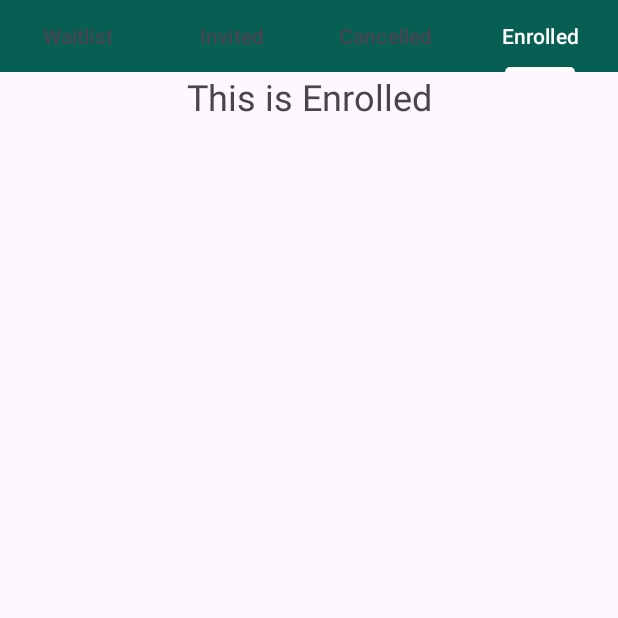
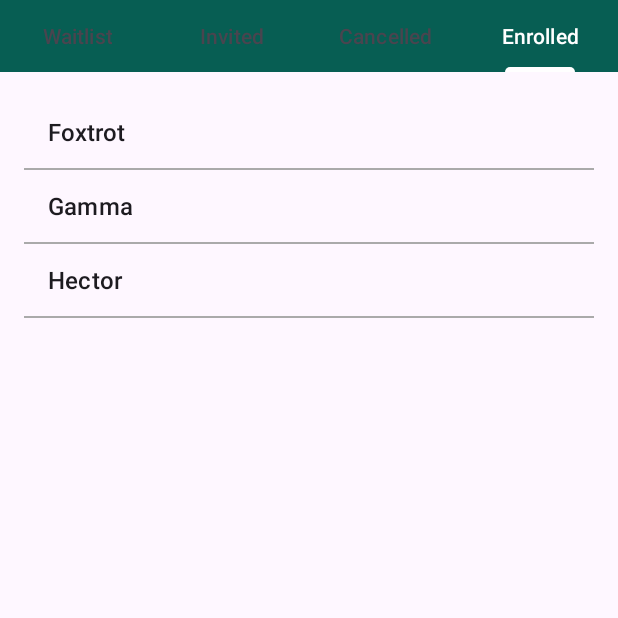
Before and after one commit to CMPUT301F24slacks/Slacks-LottoEvent, an Android app: the fragment OrganizerCancelledFragment placed in its activity, tab 4 chosen, on a phone screen of 412 x 824 dp, the top half of it. Run offline under Robolectric (Android 15) with nearby library versions, the phone set to English and light mode, and no system bars.

Commit message:
Adding Listview and dummy entrant data

```diff
--- a/app/src/main/java/com/example/slacks_lottoevent/OrganizerCancelledFragment.java
+++ b/app/src/main/java/com/example/slacks_lottoevent/OrganizerCancelledFragment.java
@@ -7,6 +7,10 @@ import androidx.fragment.app.Fragment;
 import android.view.LayoutInflater;
 import android.view.View;
 import android.view.ViewGroup;
+import android.widget.ArrayAdapter;
+import android.widget.ListView;
+
+import java.util.ArrayList;
 
 /**
  * A simple {@link Fragment} subclass.
@@ -14,6 +18,9 @@ import android.view.ViewGroup;
  * create an instance of this fragment.
  */
 public class OrganizerCancelledFragment extends Fragment {
+
+    private ListView listViewEntrantsCancelled;
+    private ArrayList<String> dummyEntrants;
 
     // TODO: Rename parameter arguments, choose names that match
     // the fragment initialization parameters, e.g. ARG_ITEM_NUMBER
@@ -58,7 +65,21 @@ public class OrganizerCancelledFragment extends Fragment {
     @Override
     public View onCreateView(LayoutInflater inflater, ViewGroup container,
                              Bundle savedInstanceState) {
-        // Inflate the layout for this fragment
-        return inflater.inflate(R.layout.fragment_organizer_cancelled, container, false);
+        View view = inflater.inflate(R.layout.fragment_organizer_cancelled, container, false);
+
+        // Setup ListView
+        listViewEntrantsCancelled = view.findViewById(R.id.listViewEntrantsCancelled);
+
+        // Dummy data
+        dummyEntrants = new ArrayList<>();
+        dummyEntrants.add("Alpha");
+        dummyEntrants.add("Beta");
+        dummyEntrants.add("Charlie");
+
+        // Adapter to populate ListView
+        ArrayAdapter<String> adapter = new ArrayAdapter<>(getContext(), android.R.layout.simple_list_item_1, dummyEntrants);
+        listViewEntrantsCancelled.setAdapter(adapter);
+
+        return view;
     }
 }
--- a/app/src/main/java/com/example/slacks_lottoevent/OrganizerEnrolledFragment.java
+++ b/app/src/main/java/com/example/slacks_lottoevent/OrganizerEnrolledFragment.java
@@ -7,6 +7,10 @@ import androidx.fragment.app.Fragment;
 import android.view.LayoutInflater;
 import android.view.View;
 import android.view.ViewGroup;
+import android.widget.ArrayAdapter;
+import android.widget.ListView;
+
+import java.util.ArrayList;
 
 /**
  * A simple {@link Fragment} subclass.
@@ -14,6 +18,9 @@ import android.view.ViewGroup;
  * create an instance of this fragment.
  */
 public class OrganizerEnrolledFragment extends Fragment {
+
+    private ListView listViewEntrantsEnrolled;
+    private ArrayList<String> dummyEntrants;
 
     // TODO: Rename parameter arguments, choose names that match
     // the fragment initialization parameters, e.g. ARG_ITEM_NUMBER
@@ -58,7 +65,21 @@ public class OrganizerEnrolledFragment extends Fragment {
     @Override
     public View onCreateView(LayoutInflater inflater, ViewGroup container,
                              Bundle savedInstanceState) {
-        // Inflate the layout for this fragment
-        return inflater.inflate(R.layout.fragment_organizer_enrolled, container, false);
+        View view = inflater.inflate(R.layout.fragment_organizer_enrolled, container, false);
+
+        // Setup ListView
+        listViewEntrantsEnrolled = view.findViewById(R.id.listViewEntrantsEnrolled);
+
+        // Dummy data
+        dummyEntrants = new ArrayList<>();
+        dummyEntrants.add("Foxtrot");
+        dummyEntrants.add("Gamma");
+        dummyEntrants.add("Hector");
+
+        // Adapter to populate ListView
+        ArrayAdapter<String> adapter = new ArrayAdapter<>(getContext(), android.R.layout.simple_list_item_1, dummyEntrants);
+        listViewEntrantsEnrolled.setAdapter(adapter);
+
+        return view;
     }
 }
--- a/app/src/main/java/com/example/slacks_lottoevent/OrganizerWaitlistFragment.java
+++ b/app/src/main/java/com/example/slacks_lottoevent/OrganizerWaitlistFragment.java
@@ -7,6 +7,10 @@ import androidx.fragment.app.Fragment;
 import android.view.LayoutInflater;
 import android.view.View;
 import android.view.ViewGroup;
+import android.widget.ArrayAdapter;
+import android.widget.ListView;
+
+import java.util.ArrayList;
 
 /**
  * A simple {@link Fragment} subclass.
@@ -14,6 +18,9 @@ import android.view.ViewGroup;
  * create an instance of this fragment.
  */
 public class OrganizerWaitlistFragment extends Fragment {
+
+    private ListView listViewEntrantsWaitlisted;
+    private ArrayList<String> dummyEntrants;
 
     // TODO: Rename parameter arguments, choose names that match
     // the fragment initialization parameters, e.g. ARG_ITEM_NUMBER
@@ -59,6 +66,20 @@ public class OrganizerWaitlistFragment extends Fragment {
     public View onCreateView(LayoutInflater inflater, ViewGroup container,
                              Bundle savedInstanceState) {
         // Inflate the layout for this fragment
-        return inflater.inflate(R.layout.fragment_organizer_waitlist, container, false);
+        View view = inflater.inflate(R.layout.fragment_organizer_waitlist, container, false);
+
+        // Setup ListView
+        listViewEntrantsWaitlisted = view.findViewById(R.id.listViewEntrantsWaitlisted);
+
+        // Dummy data
+        dummyEntrants = new ArrayList<>();
+        dummyEntrants.add("Delta");
+        dummyEntrants.add("Echo");
+
+        // Adapter to populate ListView
+        ArrayAdapter<String> adapter = new ArrayAdapter<>(getContext(), android.R.layout.simple_list_item_1, dummyEntrants);
+        listViewEntrantsWaitlisted.setAdapter(adapter);
+
+        return view;
     }
 }
--- a/app/src/main/res/layout/fragment_organizer_enrolled.xml
+++ b/app/src/main/res/layout/fragment_organizer_enrolled.xml
@@ -5,12 +5,12 @@
     android:layout_height="match_parent"
     tools:context=".OrganizerEnrolledFragment">
 
-    <!-- TODO: Update blank fragment layout -->
-    <TextView
+    <ListView
+        android:id="@+id/listViewEntrantsEnrolled"
         android:layout_width="match_parent"
         android:layout_height="match_parent"
-        android:textSize="24dp"
-        android:textAlignment="center"
-        android:text="This is Enrolled" />
+        android:divider="@android:color/darker_gray"
+        android:dividerHeight="1dp"
+        android:padding="16dp"/>
 
 </FrameLayout>
```
Also changed, not shown: app/src/main/java/com/example/slacks_lottoevent/OrganizerInvitedFragment.java (+22 -2 lines), app/src/main/res/layout/fragment_organizer_cancelled.xml (+5 -6 lines), app/src/main/res/layout/fragment_organizer_invited.xml (+5 -6 lines), app/src/main/res/layout/fragment_organizer_waitlist.xml (+5 -6 lines).
